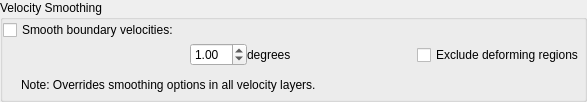
Above: src/qt-widgets/ExportVelocitySmoothingOptionsWidgetUi.ui from GPlates/GPlates before the change. Below: the same form after it.
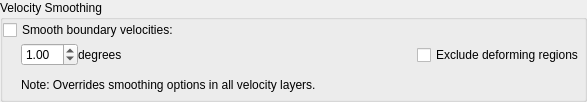
That is the form after the change.

Commit message: (trunk) Don't display velocity smoothing control options if smoothing not enabled.

```diff
--- a/src/qt-widgets/ExportVelocitySmoothingOptionsWidgetUi.ui
+++ b/src/qt-widgets/ExportVelocitySmoothingOptionsWidgetUi.ui
@@ -72,19 +72,6 @@
               <property name="margin">
                <number>0</number>
               </property>
-              <item>
-               <spacer name="horizontalSpacer_9">
-                <property name="orientation">
-                 <enum>Qt::Horizontal</enum>
-                </property>
-                <property name="sizeHint" stdset="0">
-                 <size>
-                  <width>169</width>
-                  <height>20</height>
-                 </size>
-                </property>
-               </spacer>
-              </item>
               <item>
                <widget class="QDoubleSpinBox" name="velocity_smoothing_distance_spinbox">
                 <property name="minimum">
```
Left out of the diff: 3 changed lines with no effect on the pictures. The commit also changes 2 other files.
